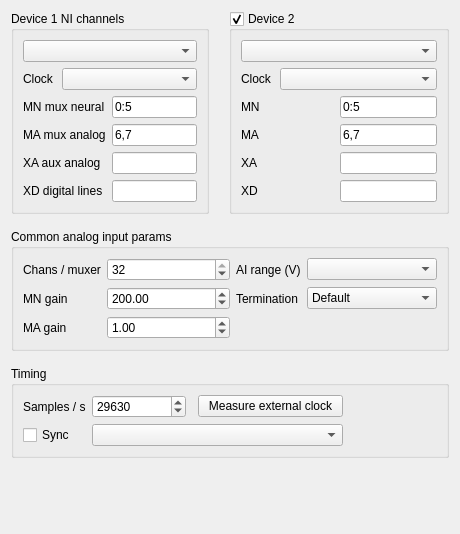
First picture: the form in Forms/NICfgTab.ui, repository billkarsh/SpikeGLX, before the edit.
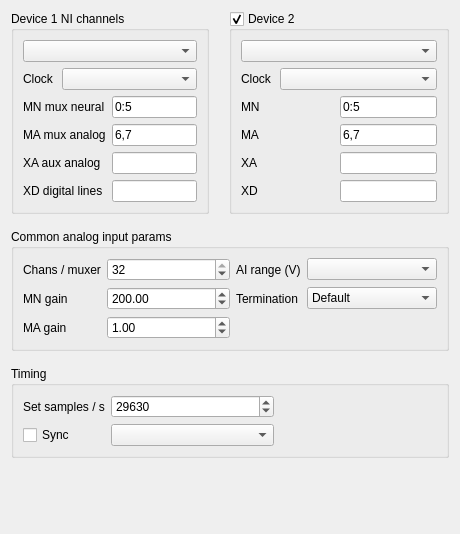
Second picture: the form after the edit.

Patch:
```diff
--- a/Forms/NICfgTab.ui
+++ b/Forms/NICfgTab.ui
@@ -218,44 +218,6 @@
       <string>Timing</string>
      </property>
      <layout class="QGridLayout" name="gridLayout_5">
-      <property name="verticalSpacing">
-       <number>6</number>
-      </property>
-      <item row="0" column="3">
-       <widget class="QPushButton" name="freqBut">
-        <property name="sizePolicy">
-         <sizepolicy hsizetype="Preferred" vsizetype="Fixed">
-          <horstretch>0</horstretch>
-          <verstretch>0</verstretch>
-         </sizepolicy>
-        </property>
-        <property name="minimumSize">
-         <size>
-          <width>0</width>
-          <height>0</height>
-         </size>
-        </property>
-        <property name="text">
-         <string>  Measure external clock  </string>
-        </property>
-       </widget>
-      </item>
-      <item row="1" column="0">
-       <widget class="QCheckBox" name="syncEnabChk">
-        <property name="sizePolicy">
-         <sizepolicy hsizetype="Preferred" vsizetype="Fixed">
-          <horstretch>0</horstretch>
-          <verstretch>0</verstretch>
-         </sizepolicy>
-        </property>
-        <property name="toolTip">
-         <string>If using Intans/Whisper acquisition always starts by setting device1/port0/line0 high. Otherwise, you may optionally set a digital line high to sync with aux hardware. </string>
-        </property>
-        <property name="text">
-         <string>Sync</string>
-        </property>
-       </widget>
-      </item>
       <item row="0" column="1">
        <widget class="QDoubleSpinBox" name="srateSB">
         <property name="enabled">
@@ -281,6 +243,41 @@
         </property>
        </widget>
       </item>
+      <item row="1" column="1">
+       <widget class="QComboBox" name="syncCB">
+        <property name="sizePolicy">
+         <sizepolicy hsizetype="Expanding" vsizetype="Fixed">
+          <horstretch>0</horstretch>
+          <verstretch>0</verstretch>
+         </sizepolicy>
+        </property>
+        <property name="minimumSize">
+         <size>
+          <width>0</width>
+          <height>22</height>
+         </size>
+        </property>
+        <property name="toolTip">
+         <string>If using Intans/Whisper acquisition always starts by setting device1/port0/line0 high. Otherwise, you may optionally set a digital line high to sync with aux hardware. </string>
+        </property>
+       </widget>
+      </item>
+      <item row="1" column="0">
+       <widget class="QCheckBox" name="syncEnabChk">
+        <property name="sizePolicy">
+         <sizepolicy hsizetype="Preferred" vsizetype="Fixed">
+          <horstretch>0</horstretch>
+          <verstretch>0</verstretch>
+         </sizepolicy>
+        </property>
+        <property name="toolTip">
+         <string>If using Intans/Whisper acquisition always starts by setting device1/port0/line0 high. Otherwise, you may optionally set a digital line high to sync with aux hardware. </string>
+        </property>
+        <property name="text">
+         <string>Sync</string>
+        </property>
+       </widget>
+      </item>
       <item row="0" column="0">
        <widget class="QLabel" name="srateLabel">
         <property name="enabled">
@@ -296,11 +293,11 @@
          <string/>
         </property>
         <property name="text">
-         <string>Samples / s</string>
+         <string>Set samples / s</string>
         </property>
        </widget>
       </item>
-      <item row="0" column="4">
+      <item row="0" column="2">
        <spacer name="horizontalSpacer">
         <property name="orientation">
          <enum>Qt::Horizontal</enum>
@@ -313,25 +310,6 @@
         </property>
        </spacer>
       </item>
-      <item row="1" column="1" colspan="3">
-       <widget class="QComboBox" name="syncCB">
-        <property name="sizePolicy">
-         <sizepolicy hsizetype="Expanding" vsizetype="Fixed">
-          <horstretch>0</horstretch>
-          <verstretch>0</verstretch>
-         </sizepolicy>
-        </property>
-        <property name="minimumSize">
-         <size>
-          <width>0</width>
-          <height>22</height>
-         </size>
-        </property>
-        <property name="toolTip">
-         <string>If using Intans/Whisper acquisition always starts by setting device1/port0/line0 high. Otherwise, you may optionally set a digital line high to sync with aux hardware. </string>
-        </property>
-       </widget>
-      </item>
      </layout>
     </widget>
    </item>
```
Left out of the diff: 4 changed lines with no effect on the pictures.
